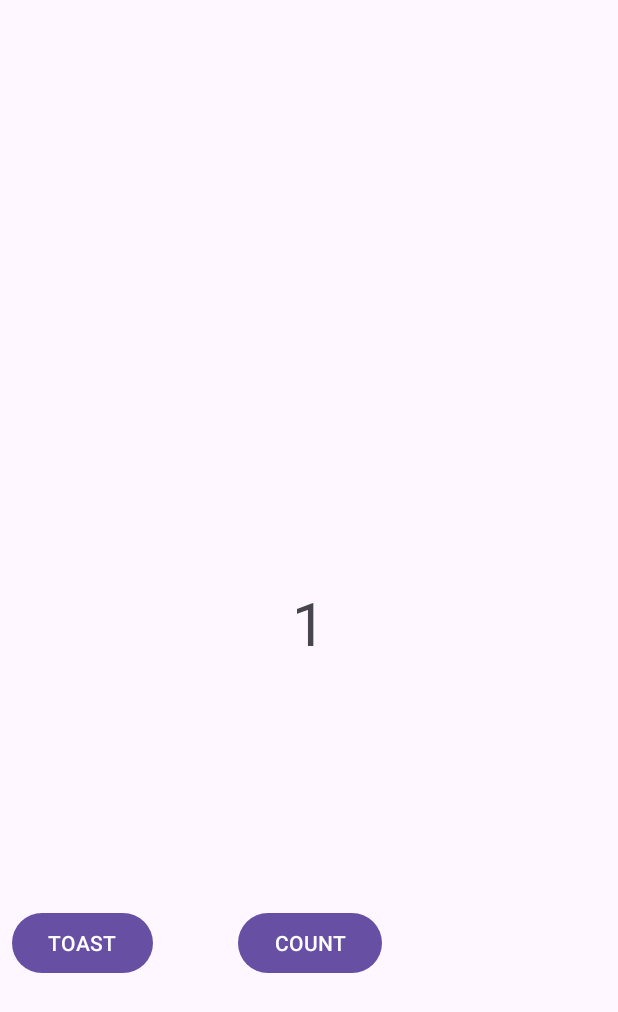
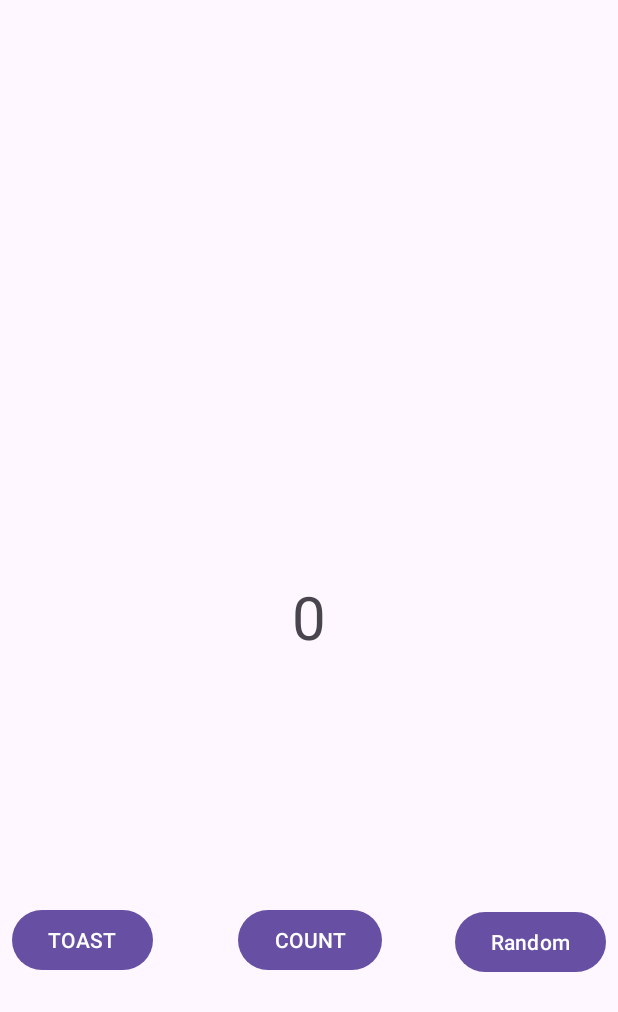
Before and after one commit to HmmAnchy/01.03, an Android app: the screen it shows after launch (MainActivity), on a phone screen of 412 x 824 dp. Shown: the top 1012 px of the screen. Run offline under Robolectric (Android 15) with nearby library versions, the phone set to English and light mode, and no system bars.

Commit message:
Остались Инд. Задания

```diff
--- a/project/1 - 3ISP920_Mongush_Gevorkyan/app/src/main/java/com/example/a3isp920_mongush_gevorkyan/MainActivity.kt
+++ b/project/1 - 3ISP920_Mongush_Gevorkyan/app/src/main/java/com/example/a3isp920_mongush_gevorkyan/MainActivity.kt
@@ -13,13 +13,13 @@ class MainActivity : AppCompatActivity() {
     override fun onCreate(savedInstanceState: Bundle?) {
         super.onCreate(savedInstanceState)
         setContentView(R.layout.activity_main)
-        findViewById(textView)
+
+        textView=findViewById(R.id.textView)
     }
 
     fun toastMe (view: View) {
         val myToast = Toast.makeText(this, "Hello Toast", Toast.LENGTH_SHORT)
         myToast.show()
-        textView = findViewById(R.id.textView)
     }
 
     private lateinit var textView: TextView
--- a/project/1 - 3ISP920_Mongush_Gevorkyan/app/src/main/java/com/example/a3isp920_mongush_gevorkyan/SecondActivity.kt
+++ b/project/1 - 3ISP920_Mongush_Gevorkyan/app/src/main/java/com/example/a3isp920_mongush_gevorkyan/SecondActivity.kt
@@ -2,12 +2,20 @@ package com.example.a3isp920_mongush_gevorkyan
 
 import androidx.appcompat.app.AppCompatActivity
 import android.os.Bundle
+import android.widget.TextView
 import java.util.Random
 
 class SecondActivity : AppCompatActivity() {
+    private lateinit var textview_random:TextView
+    private lateinit var textview_label:TextView
     override fun onCreate(savedInstanceState: Bundle?) {
         super.onCreate(savedInstanceState)
         setContentView(R.layout.activity_second)
+
+        textview_random=findViewById(R.id.textview_random)
+        textview_label=findViewById(R.id.textview_label)
+
+        showRandomNumber()
     }
 
     companion object{
@@ -22,5 +30,7 @@ class SecondActivity : AppCompatActivity() {
             randomInt = random.nextInt(count + 1)
         }
         textview_random.text = Integer.toString(randomInt)
+        textview_label.text = getString(R.string.random_heading, count)
+
     }
 }
--- a/project/1 - 3ISP920_Mongush_Gevorkyan/app/src/main/res/layout/activity_main.xml
+++ b/project/1 - 3ISP920_Mongush_Gevorkyan/app/src/main/res/layout/activity_main.xml
@@ -10,8 +10,8 @@
         android:id="@+id/textView"
         android:layout_width="95dp"
         android:layout_height="45dp"
-        android:layout_marginTop="388dp"
-        android:text="1"
+        android:layout_marginTop="384dp"
+        android:text="0"
         android:textAlignment="center"
         android:textSize="40dp"
         app:layout_constraintEnd_toEndOf="parent"
@@ -36,12 +36,26 @@
         android:id="@+id/COUNT"
         android:layout_width="wrap_content"
         android:layout_height="wrap_content"
+        android:layout_marginStart="56dp"
         android:onClick="countMe"
         android:text="COUNT"
         app:layout_constraintBottom_toBottomOf="parent"
-        app:layout_constraintEnd_toEndOf="parent"
-        app:layout_constraintHorizontal_bias="0.265"
+        app:layout_constraintEnd_toStartOf="@+id/RANDOM"
+        app:layout_constraintHorizontal_bias="0.016"
         app:layout_constraintStart_toEndOf="@+id/TOAST"
         app:layout_constraintTop_toBottomOf="@+id/textView" />
 
+    <Button
+        android:id="@+id/RANDOM"
+        android:layout_width="wrap_content"
+        android:layout_height="wrap_content"
+        android:layout_marginEnd="8dp"
+        android:layout_marginBottom="8dp"
+        android:onClick="randomMe"
+        android:text="Random"
+        app:layout_constraintBottom_toBottomOf="parent"
+        app:layout_constraintEnd_toEndOf="parent"
+        app:layout_constraintTop_toBottomOf="@+id/textView"
+        app:layout_constraintVertical_bias="0.516" />
+
 </androidx.constraintlayout.widget.ConstraintLayout>
```
